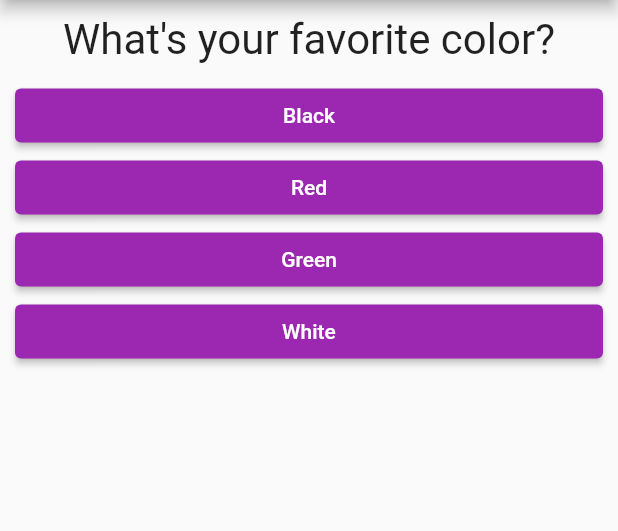
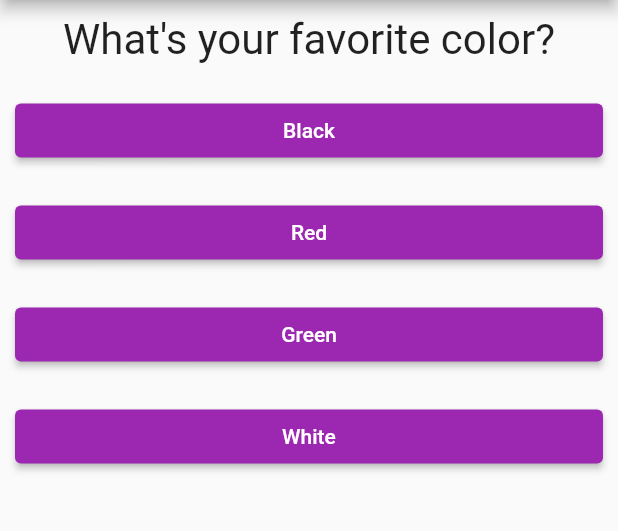
Before and after one commit to mohammed-salah-zidane/questions_app, a Flutter app: the screen it shows after launch, on a phone screen of 412 x 824 dp, the part 84-615 px from its top. Run offline on Flutter 3.47's test engine with Material 2 defaults, Android fonts, the phone set to English and light mode, and no system bars.

Commit message:
update answer.dart button margins

```diff
--- a/lib/Quiz/answer.dart
+++ b/lib/Quiz/answer.dart
@@ -3,13 +3,14 @@ import 'package:flutter/material.dart';
 class Answer extends StatelessWidget {
   final String answerText;
   final Function onPress;
+
   Answer(this.answerText, this.onPress);
 
   @override
   Widget build(BuildContext context) {
     return Container(
       width: double.infinity,
-      margin: EdgeInsets.fromLTRB(10, 0, 10, 0),
+      margin: EdgeInsets.fromLTRB(10, 10, 10, 10),
       child: ElevatedButton(
         style: ElevatedButton.styleFrom(
           primary: Colors.purple,
```
